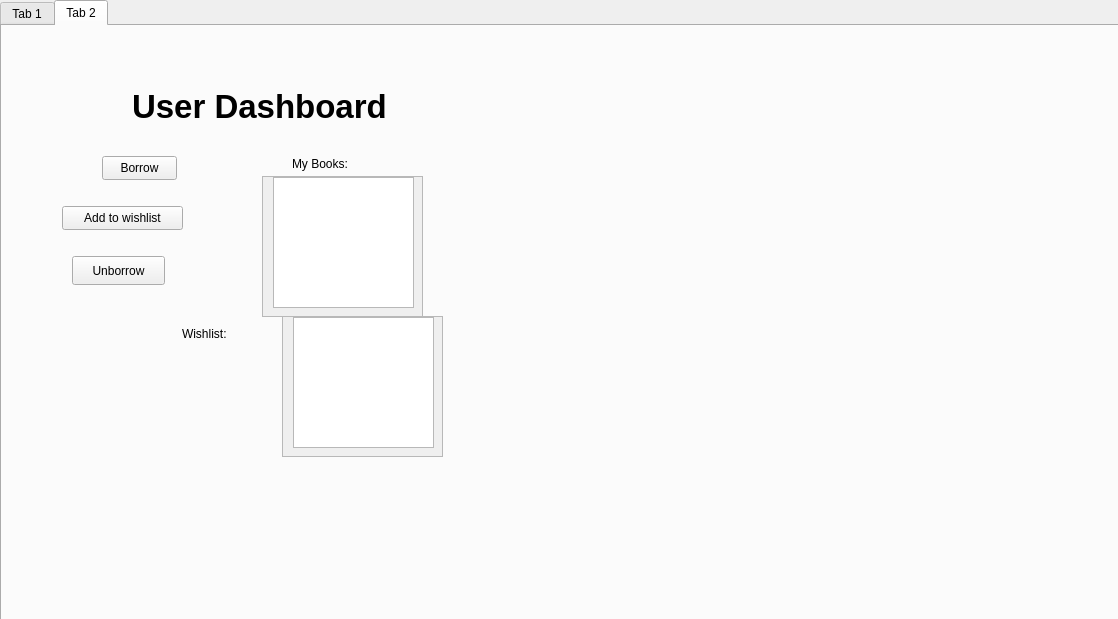
Above: LibraryManagementSystem/user.ui from omar-rabeh-18/LibraryManagementSystem before the change. Below: the same form after it.
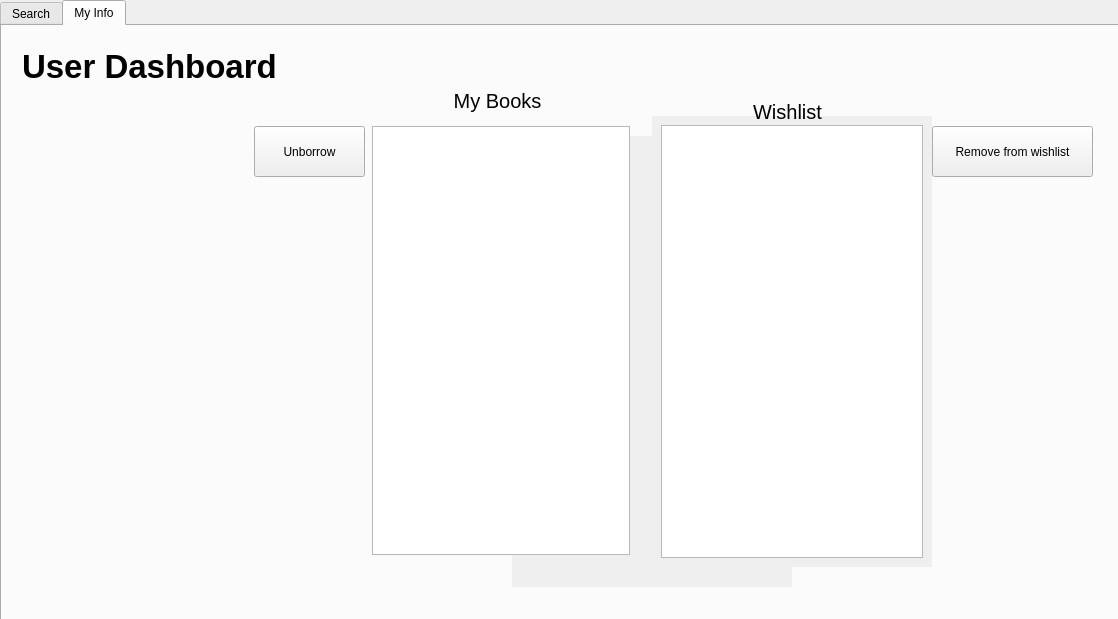
That is the form after the change. The open tabs and pages were chosen to show the change.

The edit to the form file:
```diff
--- a/LibraryManagementSystem/user.ui
+++ b/LibraryManagementSystem/user.ui
@@ -13,19 +13,6 @@
   <property name="windowTitle">
    <string>Dialog</string>
   </property>
-  <widget class="QPushButton" name="pushButton_5">
-   <property name="geometry">
-    <rect>
-     <x>860</x>
-     <y>530</y>
-     <width>161</width>
-     <height>29</height>
-    </rect>
-   </property>
-   <property name="text">
-    <string>Remove from wishlist</string>
-   </property>
-  </widget>
   <widget class="QTabWidget" name="tabWidget">
    <property name="geometry">
     <rect>
@@ -40,7 +27,7 @@
    </property>
    <widget class="QWidget" name="tab">
     <attribute name="title">
-     <string>Tab 1</string>
+     <string>Search</string>
     </attribute>
     <widget class="QTextEdit" name="titleSearchTextedit">
      <property name="geometry">
@@ -136,78 +123,83 @@
       <string>Sign Out</string>
      </property>
     </widget>
-   </widget>
-   <widget class="QWidget" name="tab_2">
-    <attribute name="title">
-     <string>Tab 2</string>
-    </attribute>
-    <widget class="QLabel" name="userLabel">
-     <property name="geometry">
-      <rect>
-       <x>130</x>
-       <y>50</y>
-       <width>331</width>
-       <height>61</height>
-      </rect>
-     </property>
-     <property name="font">
-      <font>
-       <pointsize>25</pointsize>
-       <bold>true</bold>
-      </font>
-     </property>
-     <property name="text">
-      <string>User Dashboard</string>
-     </property>
-    </widget>
-    <widget class="QPushButton" name="pushButton">
-     <property name="geometry">
-      <rect>
-       <x>100</x>
-       <y>130</y>
-       <width>75</width>
-       <height>24</height>
-      </rect>
-     </property>
-     <property name="text">
-      <string>Borrow</string>
-     </property>
-    </widget>
-    <widget class="QLabel" name="booksLabel">
-     <property name="geometry">
-      <rect>
-       <x>290</x>
-       <y>130</y>
-       <width>71</width>
-       <height>16</height>
-      </rect>
-     </property>
-     <property name="text">
-      <string>My Books:</string>
-     </property>
-    </widget>
     <widget class="QPushButton" name="pushButton_3">
      <property name="geometry">
       <rect>
-       <x>60</x>
-       <y>180</y>
+       <x>950</x>
+       <y>90</y>
        <width>121</width>
-       <height>24</height>
+       <height>31</height>
       </rect>
      </property>
      <property name="text">
       <string>Add to wishlist</string>
      </property>
     </widget>
+    <widget class="QWidget" name="">
+     <property name="geometry">
+      <rect>
+       <x>750</x>
+       <y>90</y>
+       <width>195</width>
+       <height>31</height>
+      </rect>
+     </property>
+     <layout class="QHBoxLayout" name="horizontalLayout">
+      <item>
+       <widget class="QPushButton" name="pushButton_2">
+        <property name="text">
+         <string>Search</string>
+        </property>
+       </widget>
+      </item>
+      <item>
+       <widget class="QPushButton" name="pushButton">
+        <property name="text">
+         <string>Borrow</string>
+        </property>
+       </widget>
+      </item>
+     </layout>
+    </widget>
+   </widget>
+   <widget class="QWidget" name="tab_2">
+    <attribute name="title">
+     <string>My Info</string>
+    </attribute>
+    <widget class="QLabel" name="booksLabel">
+     <property name="geometry">
+      <rect>
+       <x>370</x>
+       <y>59</y>
+       <width>251</width>
+       <height>31</height>
+      </rect>
+     </property>
+     <property name="font">
+      <font>
+       <pointsize>15</pointsize>
+      </font>
+     </property>
+     <property name="text">
+      <string>My Books</string>
+     </property>
+     <property name="alignment">
+      <set>Qt::AlignCenter</set>
+     </property>
+    </widget>
     <widget class="QScrollArea" name="booksArea">
      <property name="geometry">
       <rect>
-       <x>260</x>
-       <y>150</y>
-       <width>161</width>
-       <height>141</height>
+       <x>510</x>
+       <y>110</y>
+       <width>280</width>
+       <height>451</height>
       </rect>
      </property>
+     <property name="frameShape">
+      <enum>QFrame::NoFrame</enum>
+     </property>
      <property name="widgetResizable">
       <bool>true</bool>
      </property>
@@ -216,29 +208,20 @@
        <rect>
         <x>0</x>
         <y>0</y>
-        <width>159</width>
-        <height>139</height>
+        <width>280</width>
+        <height>451</height>
        </rect>
       </property>
-      <widget class="QListWidget" name="borrowList">
-       <property name="geometry">
-        <rect>
-         <x>10</x>
-         <y>0</y>
-         <width>141</width>
-         <height>131</height>
-        </rect>
-       </property>
-      </widget>
+      <layout class="QHBoxLayout" name="horizontalLayout_3"/>
      </widget>
     </widget>
     <widget class="QPushButton" name="pushButton_4">
      <property name="geometry">
       <rect>
-       <x>70</x>
-       <y>230</y>
-       <width>93</width>
-       <height>29</height>
+       <x>252</x>
+       <y>100</y>
+       <width>111</width>
+       <height>51</height>
       </rect>
      </property>
      <property name="text">
@@ -248,12 +231,15 @@
     <widget class="QScrollArea" name="wishlistArea">
      <property name="geometry">
       <rect>
-       <x>280</x>
-       <y>290</y>
-       <width>161</width>
-       <height>141</height>
+       <x>650</x>
+       <y>90</y>
+       <width>280</width>
+       <height>451</height>
       </rect>
      </property>
+     <property name="frameShape">
+      <enum>QFrame::NoFrame</enum>
+     </property>
      <property name="widgetResizable">
       <bool>true</bool>
      </property>
@@ -262,33 +248,89 @@
        <rect>
         <x>0</x>
         <y>0</y>
-        <width>159</width>
-        <height>139</height>
+        <width>280</width>
+        <height>451</height>
        </rect>
       </property>
-      <widget class="QListWidget" name="wishList">
-       <property name="geometry">
-        <rect>
-         <x>10</x>
-         <y>0</y>
-         <width>141</width>
-         <height>131</height>
-        </rect>
-       </property>
-      </widget>
+      <layout class="QHBoxLayout" name="horizontalLayout_4">
+       <item>
+        <widget class="QListWidget" name="wishList">
+         <property name="font">
+          <font>
+           <pointsize>15</pointsize>
+          </font>
+         </property>
+        </widget>
+       </item>
+      </layout>
      </widget>
     </widget>
     <widget class="QLabel" name="wishlistLabel">
      <property name="geometry">
       <rect>
-       <x>180</x>
-       <y>300</y>
-       <width>71</width>
-       <height>16</height>
+       <x>660</x>
+       <y>70</y>
+       <width>251</width>
+       <height>31</height>
       </rect>
      </property>
+     <property name="font">
+      <font>
+       <pointsize>15</pointsize>
+      </font>
+     </property>
      <property name="text">
-      <string>Wishlist:</string>
+      <string>Wishlist</string>
+     </property>
+     <property name="alignment">
+      <set>Qt::AlignCenter</set>
+     </property>
+    </widget>
+    <widget class="QLabel" name="userLabel_5">
+     <property name="geometry">
+      <rect>
+       <x>20</x>
+       <y>10</y>
+       <width>331</width>
+       <height>61</height>
+      </rect>
+     </property>
+     <property name="font">
+      <font>
+       <pointsize>25</pointsize>
+       <bold>true</bold>
+      </font>
+     </property>
+     <property name="text">
+      <string>User Dashboard</string>
+     </property>
+    </widget>
+    <widget class="QPushButton" name="pushButton_5">
+     <property name="geometry">
+      <rect>
+       <x>930</x>
+       <y>100</y>
+       <width>161</width>
+       <height>51</height>
+      </rect>
+     </property>
+     <property name="text">
+      <string>Remove from wishlist</string>
+     </property>
+    </widget>
+    <widget class="QListWidget" name="borrowList">
+     <property name="geometry">
+      <rect>
+       <x>370</x>
+       <y>100</y>
+       <width>258</width>
+       <height>429</height>
+      </rect>
+     </property>
+     <property name="font">
+      <font>
+       <pointsize>15</pointsize>
+      </font>
      </property>
     </widget>
    </widget>
```
Left out of the diff: 13 changed lines with no effect on the pictures.
